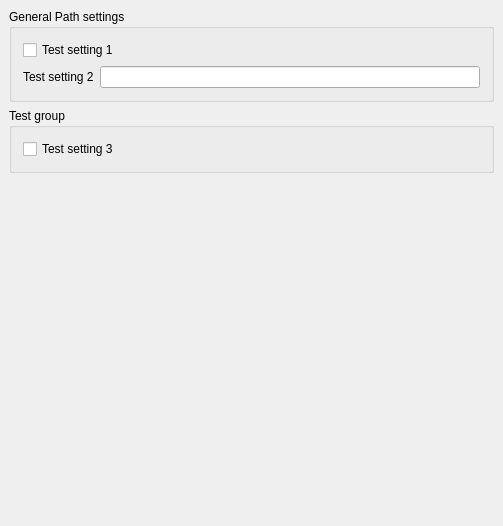
The window that src/Mod/Path/PathScripts/DlgSettingsPath.ui (berndhahnebach/All_FreeCAD) describes before a commit, drawn with Qt 5.
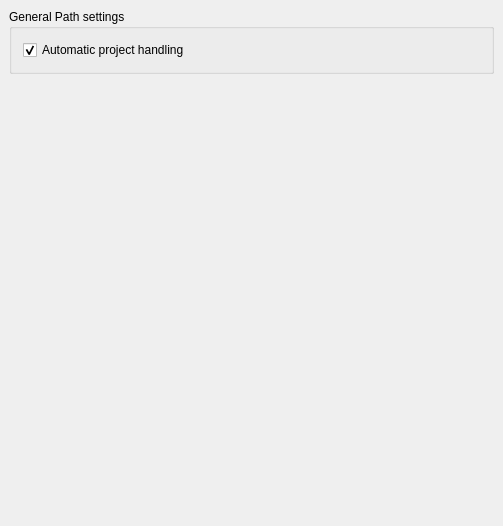
The same window after the commit. Custom widgets are drawn as their Qt base class.

Commit message: Path: Added pref setting to disable auto-include of new paths in projects

What changed in the file:
```diff
--- a/src/Mod/Path/PathScripts/DlgSettingsPath.ui
+++ b/src/Mod/Path/PathScripts/DlgSettingsPath.ui
@@ -34,69 +34,13 @@
            <string>If this is checked, object names will be prefixed with the IFC ID number</string>
           </property>
           <property name="text">
-           <string>Test setting 1</string>
+           <string>Automatic project handling</string>
           </property>
-          <property name="prefEntry" stdset="0">
-           <cstring>pathTestSetting1</cstring>
+          <property name="checked">
+           <bool>true</bool>
           </property>
-          <property name="prefPath" stdset="0">
-           <cstring>Mod/Path</cstring>
-          </property>
-         </widget>
-        </item>
-       </layout>
-      </item>
-      <item>
-       <layout class="QHBoxLayout" name="horizontalLayout_13">
-        <item>
-         <widget class="QLabel" name="label_4">
-          <property name="text">
-           <string>Test setting 2</string>
-          </property>
-         </widget>
-        </item>
-        <item>
-         <widget class="Gui::PrefLineEdit" name="pathTestSetting2">
-          <property name="toolTip">
-           <string>A comma-separated list of Ifc entities to exclude from import</string>
-          </property>
-          <property name="text">
-           <string/>
-          </property>
-          <property name="placeholderText">
-           <string/>
-          </property>
           <property name="prefEntry" stdset="0">
-           <cstring>pathTestSetting2</cstring>
-          </property>
-          <property name="prefPath" stdset="0">
-           <cstring>Mod/Path</cstring>
-          </property>
-         </widget>
-        </item>
-       </layout>
-      </item>
-     </layout>
-    </widget>
-   </item>
-   <item>
-    <widget class="QGroupBox" name="groupBox">
-     <property name="title">
-      <string>Test group</string>
-     </property>
-     <layout class="QVBoxLayout" name="verticalLayout_2">
-      <item>
-       <layout class="QHBoxLayout" name="horizontalLayout_6">
-        <item>
-         <widget class="Gui::PrefCheckBox" name="pathTestSetting3">
-          <property name="toolTip">
-           <string>Some IFC viewers don't like objects exported as extrusions. Use this to force all objects to be exported as BREP geometry.</string>
-          </property>
-          <property name="text">
-           <string>Test setting 3</string>
-          </property>
-          <property name="prefEntry" stdset="0">
-           <cstring>pathTestSetting3</cstring>
+           <cstring>pathAutoProject</cstring>
           </property>
           <property name="prefPath" stdset="0">
            <cstring>Mod/Path</cstring>
@@ -131,11 +75,6 @@
    <extends>QCheckBox</extends>
    <header>Gui/PrefWidgets.h</header>
   </customwidget>
-  <customwidget>
-   <class>Gui::PrefLineEdit</class>
-   <extends>QLineEdit</extends>
-   <header>Gui/PrefWidgets.h</header>
-  </customwidget>
  </customwidgets>
  <resources/>
  <connections/>
```
Left out of the diff: 2 changed lines with no effect on the pictures. The commit also changes 8 other files.
